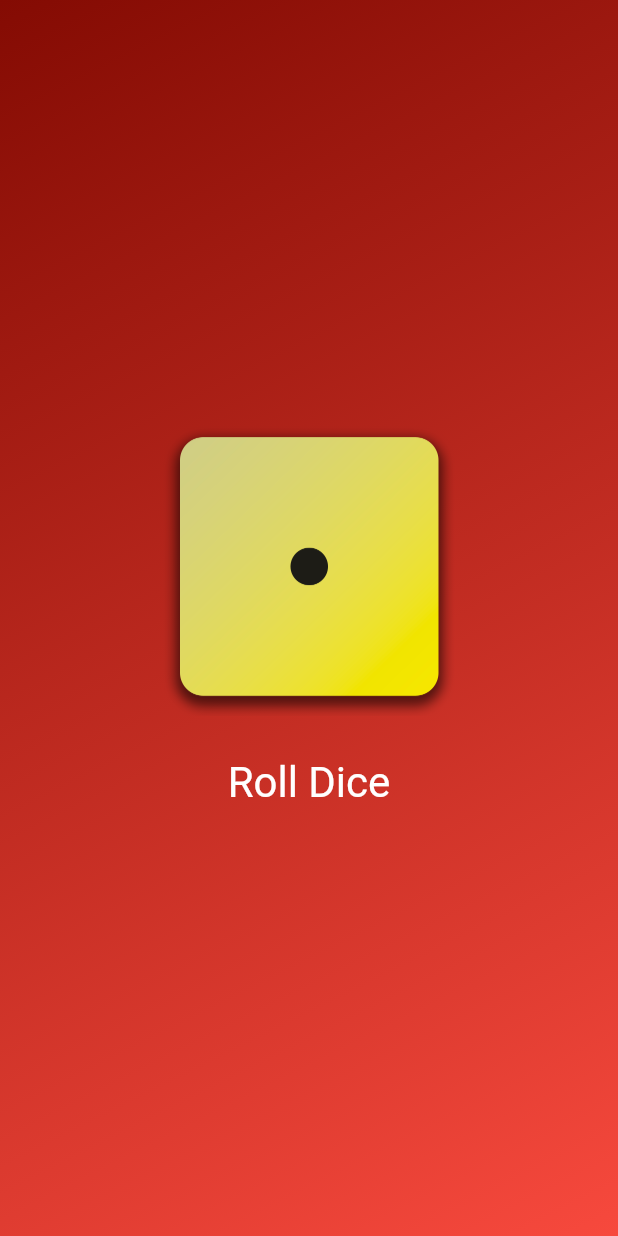
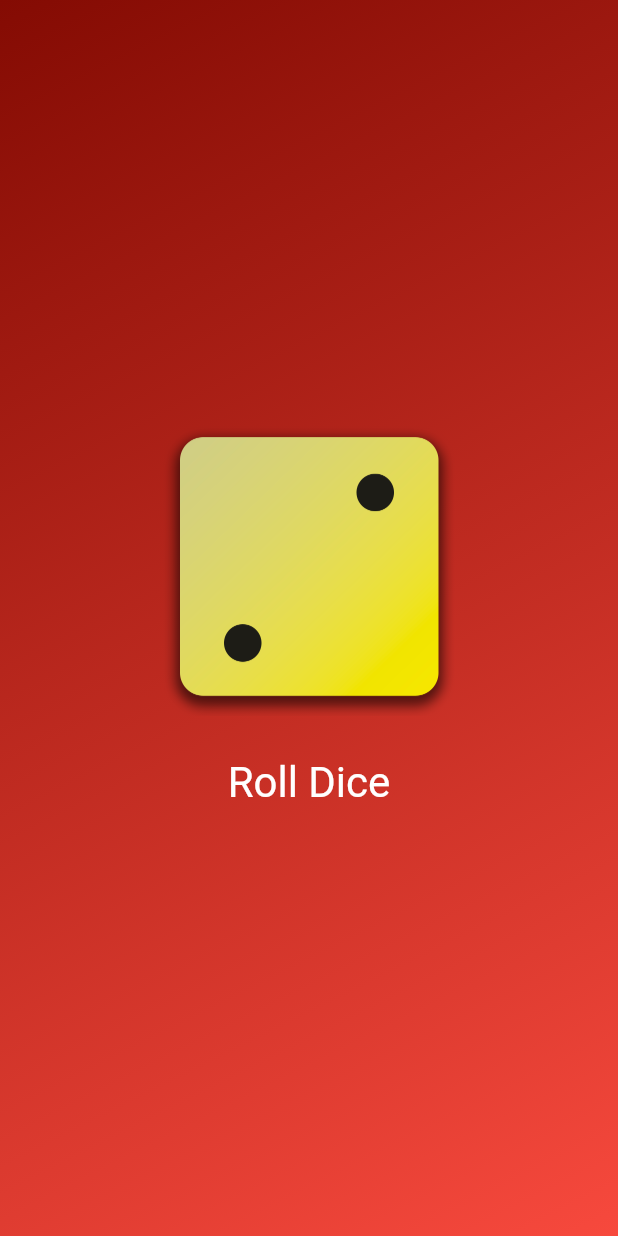
Before and after one commit to salvatoresalanitro/roll_dice_app, a Flutter app: the screen it shows after launch, after a tap on "Roll Dice", on a phone screen of 412 x 824 dp. Run offline on Flutter 3.47's test engine with Material 3 defaults, Android fonts, the phone set to English and light mode, and no system bars.

Commit message:
refactore and create dice_roller.dart widget

```diff
--- /dev/null
+++ b/lib/dice_roller.dart
@@ -0,0 +1,45 @@
+import 'package:flutter/material.dart';
+
+class DiceRoller extends StatefulWidget{
+  const DiceRoller({super.key});
+
+  @override
+  State<DiceRoller> createState() {
+    return _DiceRollerState();
+  }
+}
+
+class _DiceRollerState extends State<DiceRoller> {
+
+  String activeDiceImage = 'assets/images/dice-images/dice-1.png';
+
+  void _rollDice() {
+    setState(() {
+      activeDiceImage = 'assets/images/dice-images/dice-2.png';
+    });
+  }
+
+  @override
+  Widget build(BuildContext context) {
+    return Column(
+      mainAxisSize: MainAxisSize.min,
+      children: [
+        Image.asset(
+          activeDiceImage,
+          width: 200,
+        ),
+        SizedBox(height: 20,),
+        TextButton(
+          onPressed: _rollDice,
+          style: TextButton.styleFrom(
+            foregroundColor: Colors.white,
+            textStyle: const TextStyle(
+              fontSize: 28,
+            ),
+          ),
+          child: Text('Roll Dice'),
+        ),
+      ],
+    );
+  }
+}
--- a/lib/gradient_container.dart
+++ b/lib/gradient_container.dart
@@ -1,4 +1,5 @@
 import 'package:flutter/material.dart';
+import 'package:roll_dice_app/dice_roller.dart';
 
 const Alignment startAlignment = Alignment.topLeft;
 const Alignment endAlignment = Alignment.bottomRight;
@@ -11,8 +12,6 @@ class GradientContainer extends StatelessWidget {
 
   final List<Color> gradientColors;
 
-  void _rollDice() {}
-
   @override
   Widget build(BuildContext context) {
     return Container(
@@ -24,27 +23,7 @@ class GradientContainer extends StatelessWidget {
         ),
       ),
       child: Center(
-        child: Column(
-          mainAxisSize: MainAxisSize.min,
-          children: [
-            Image.asset(
-              'assets/images/dice-images/dice-1.png',
-              width: 200,
-            ),
-            SizedBox(height: 20,),
-            TextButton(
-              onPressed: _rollDice,
-              style: TextButton.styleFrom(
-                // padding: EdgeInsets.only(top: 20),
-                foregroundColor: Colors.white,
-                textStyle: const TextStyle(
-                  fontSize: 28,
-                ),
-              ),
-              child: Text('Roll Dice'),
-            ),
-          ],
-        ),
+        child: DiceRoller(),
       ),
     );
   }
--- a/lib/main.dart
+++ b/lib/main.dart
@@ -3,12 +3,12 @@ import 'package:roll_dice_app/gradient_container.dart';
 
 void main() {
   runApp(
-    MaterialApp(
+    const MaterialApp(
       home: Scaffold(
         body: GradientContainer(
           gradientColors: [
-            const Color.fromARGB(255, 132, 11, 3),
-            const Color.fromARGB(255, 247, 73, 61)
+            Color.fromARGB(255, 132, 11, 3),
+            Color.fromARGB(255, 247, 73, 61)
           ],
         ),
       ),
```
